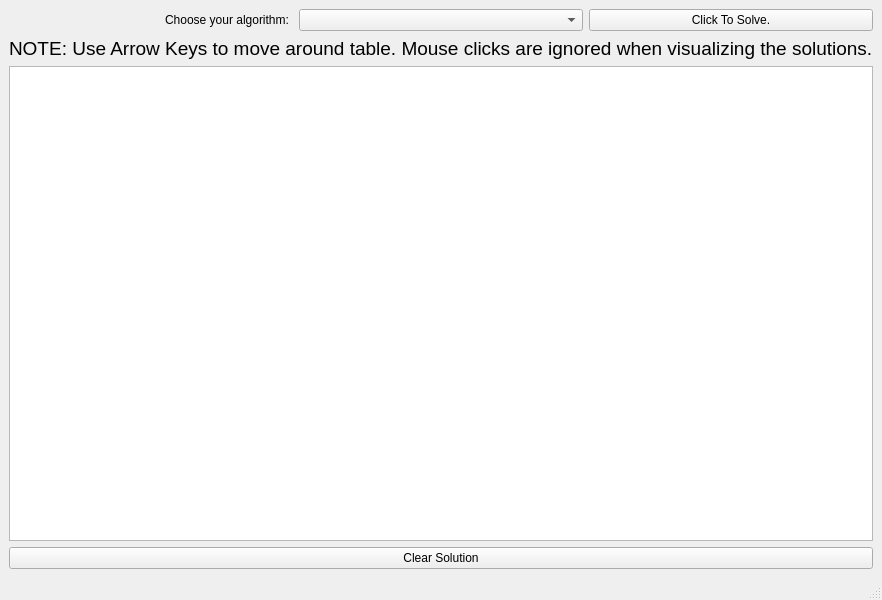
Old version of the form knapsack_visualizer/knapsack_layout.ui in the repository SaifMasoud/knapsack-visualizer.
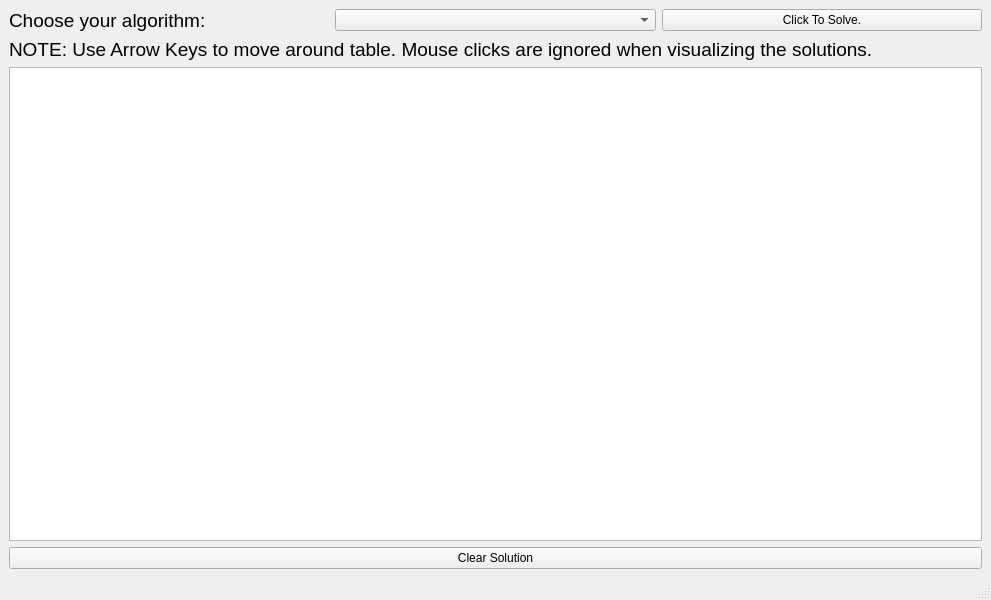
New version of the form. Custom widgets are drawn as their Qt base class.

What changed in the file:
```diff
--- a/knapsack_visualizer/knapsack_layout.ui
+++ b/knapsack_visualizer/knapsack_layout.ui
@@ -6,7 +6,7 @@
    <rect>
     <x>0</x>
     <y>0</y>
-    <width>800</width>
+    <width>991</width>
     <height>600</height>
    </rect>
   </property>
@@ -19,8 +19,13 @@
      <layout class="QVBoxLayout" name="verticalLayout">
       <item>
        <layout class="QHBoxLayout" name="horizontalLayout_6">
-        <item alignment="Qt::AlignRight">
+        <item>
          <widget class="QLabel" name="label">
+          <property name="font">
+           <font>
+            <pointsize>14</pointsize>
+           </font>
+          </property>
           <property name="text">
            <string>Choose your algorithm: </string>
           </property>
```
Left out of the diff: 2 changed lines with no effect on the pictures.
